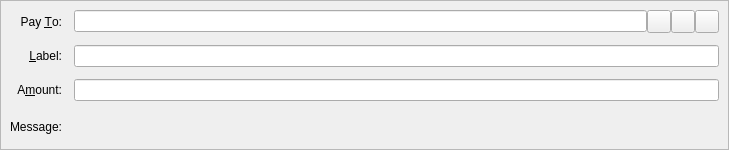
First picture: the form in src/qt/forms/sendcoinsentry.ui, repository MassGrid/MassGrid, before the edit.
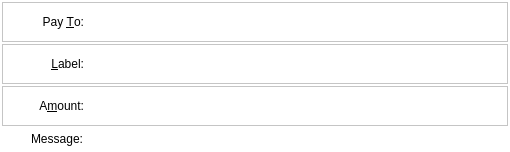
Second picture: the form after the edit. Icons and pictures are not drawn. Custom widgets are drawn as their Qt base class.

The edit to the form file:
```diff
--- a/src/qt/forms/sendcoinsentry.ui
+++ b/src/qt/forms/sendcoinsentry.ui
@@ -6,8 +6,8 @@
    <rect>
     <x>0</x>
     <y>0</y>
-    <width>729</width>
-    <height>150</height>
+    <width>510</width>
+    <height>152</height>
    </rect>
   </property>
   <property name="focusPolicy">
@@ -16,22 +16,102 @@
   <property name="autoFillBackground">
    <bool>false</bool>
   </property>
+  <property name="styleSheet">
+   <string notr="true">QStackedWidget#SendCoinsEntry{
+border:hidden;
+}</string>
+  </property>
+  <property name="currentIndex">
+   <number>0</number>
+  </property>
   <widget class="QFrame" name="SendCoins">
    <property name="toolTip">
     <string>This is a normal payment.</string>
    </property>
+   <property name="styleSheet">
+    <string notr="true">QWidget{
+	background-color: rgb(255, 255, 255);
+}
+QLineEdit{
+min-height:30;
+border:hidden;
+background-color:rgb(255,255,255,0);
+}
+QToolButton{
+border:hidden;
+min-height:28px;
+min-width:28px;
+}
+QFrame#SendCoins{
+border:hidden;
+}</string>
+   </property>
    <property name="frameShape">
     <enum>QFrame::StyledPanel</enum>
    </property>
    <property name="frameShadow">
     <enum>QFrame::Sunken</enum>
    </property>
-   <layout class="QGridLayout" name="gridLayout">
+   <layout class="QVBoxLayout" name="verticalLayout">
     <property name="spacing">
-     <number>12</number>
+     <number>2</number>
     </property>
-    <item row="0" column="0">
+    <property name="leftMargin">
+     <number>2</number>
+    </property>
+    <property name="topMargin">
+     <number>2</number>
+    </property>
+    <property name="rightMargin">
+     <number>2</number>
+    </property>
+    <property name="bottomMargin">
+     <number>2</number>
+    </property>
+    <item>
+     <widget class="QFrame" name="frame_10">
+      <property name="minimumSize">
+       <size>
+        <width>0</width>
+        <height>40</height>
+       </size>
+      </property>
+      <property name="maximumSize">
+       <size>
+        <width>16777215</width>
+        <height>40</height>
+       </size>
+      </property>
+      <property name="styleSheet">
+       <string notr="true">image: url(:/pic/res/pic/background_right___.png);</string>
+      </property>
+      <property name="frameShape">
+       <enum>QFrame::StyledPanel</enum>
+      </property>
+      <property name="frameShadow">
+       <enum>QFrame::Raised</enum>
+      </property>
+      <layout class="QHBoxLayout" name="horizontalLayout">
+       <property name="leftMargin">
+        <number>1</number>
+       </property>
+       <property name="topMargin">
+        <number>1</number>
+       </property>
+       <property name="rightMargin">
+        <number>1</number>
+       </property>
+       <property name="bottomMargin">
+        <number>1</number>
+       </property>
+       <item>
      <widget class="QLabel" name="payToLabel">
+         <property name="minimumSize">
+          <size>
+           <width>80</width>
+           <height>0</height>
+          </size>
+         </property>
       <property name="text">
        <string>Pay &amp;To:</string>
       </property>
@@ -43,11 +123,6 @@
       </property>
      </widget>
     </item>
-    <item row="0" column="1">
-     <layout class="QHBoxLayout" name="payToLayout">
-      <property name="spacing">
-       <number>0</number>
-      </property>
       <item>
        <widget class="QValidatedLineEdit" name="payTo">
         <property name="toolTip">
@@ -60,6 +135,9 @@
         <property name="toolTip">
          <string>Choose previously used address</string>
         </property>
+         <property name="styleSheet">
+          <string notr="true"/>
+         </property>
         <property name="text">
          <string/>
         </property>
@@ -77,6 +155,9 @@
         <property name="toolTip">
          <string>Paste address from clipboard</string>
         </property>
+         <property name="styleSheet">
+          <string notr="true"/>
+         </property>
         <property name="text">
          <string/>
         </property>
@@ -104,9 +185,43 @@
        </widget>
       </item>
      </layout>
+     </widget>
     </item>
-    <item row="1" column="0">
+    <item>
+     <widget class="QFrame" name="frame_2">
+      <property name="minimumSize">
+       <size>
+        <width>0</width>
+        <height>40</height>
+       </size>
+      </property>
+      <property name="frameShape">
+       <enum>QFrame::StyledPanel</enum>
+      </property>
+      <property name="frameShadow">
+       <enum>QFrame::Raised</enum>
+      </property>
+      <layout class="QHBoxLayout" name="horizontalLayout_2">
+       <property name="leftMargin">
+        <number>1</number>
+       </property>
+       <property name="topMargin">
+        <number>1</number>
+       </property>
+       <property name="rightMargin">
+        <number>1</number>
+       </property>
+       <property name="bottomMargin">
+        <number>1</number>
+       </property>
+       <item>
      <widget class="QLabel" name="labellLabel">
+         <property name="minimumSize">
+          <size>
+           <width>80</width>
+           <height>0</height>
+          </size>
+         </property>
       <property name="text">
        <string>&amp;Label:</string>
       </property>
@@ -118,15 +233,51 @@
       </property>
      </widget>
     </item>
-    <item row="1" column="1">
+       <item>
      <widget class="QLineEdit" name="addAsLabel">
       <property name="toolTip">
        <string>Enter a label for this address to add it to the list of used addresses</string>
       </property>
      </widget>
     </item>
-    <item row="2" column="0">
+      </layout>
+     </widget>
+    </item>
+    <item>
+     <widget class="QFrame" name="frame_3">
+      <property name="minimumSize">
+       <size>
+        <width>0</width>
+        <height>40</height>
+       </size>
+      </property>
+      <property name="frameShape">
+       <enum>QFrame::StyledPanel</enum>
+      </property>
+      <property name="frameShadow">
+       <enum>QFrame::Raised</enum>
+      </property>
+      <layout class="QHBoxLayout" name="horizontalLayout_3">
+       <property name="leftMargin">
+        <number>1</number>
+       </property>
+       <property name="topMargin">
+        <number>1</number>
+       </property>
+       <property name="rightMargin">
+        <number>1</number>
+       </property>
+       <property name="bottomMargin">
+        <number>1</number>
+       </property>
+       <item>
      <widget class="QLabel" name="amountLabel">
+         <property name="minimumSize">
+          <size>
+           <width>80</width>
+           <height>0</height>
+          </size>
+         </property>
       <property name="text">
        <string>A&amp;mount:</string>
       </property>
@@ -138,11 +289,50 @@
       </property>
      </widget>
     </item>
-    <item row="2" column="1">
+       <item>
      <widget class="MassGridAmountField" name="payAmount"/>
     </item>
-    <item row="3" column="0">
+      </layout>
+     </widget>
+    </item>
+    <item>
+     <widget class="QFrame" name="frame_4">
+      <property name="styleSheet">
+       <string notr="true">border:hidden;</string>
+      </property>
+      <property name="frameShape">
+       <enum>QFrame::StyledPanel</enum>
+      </property>
+      <property name="frameShadow">
+       <enum>QFrame::Raised</enum>
+      </property>
+      <layout class="QHBoxLayout" name="horizontalLayout_4">
+       <property name="leftMargin">
+        <number>1</number>
+       </property>
+       <property name="topMargin">
+        <number>1</number>
+       </property>
+       <property name="rightMargin">
+        <number>1</number>
+       </property>
+       <property name="bottomMargin">
+        <number>1</number>
+       </property>
+       <item>
      <widget class="QLabel" name="messageLabel">
+         <property name="sizePolicy">
+          <sizepolicy hsizetype="Fixed" vsizetype="Preferred">
+           <horstretch>0</horstretch>
+           <verstretch>0</verstretch>
+          </sizepolicy>
+         </property>
+         <property name="minimumSize">
+          <size>
+           <width>80</width>
+           <height>0</height>
+          </size>
+         </property>
       <property name="text">
        <string>Message:</string>
       </property>
@@ -151,14 +341,20 @@
       </property>
      </widget>
     </item>
-    <item row="3" column="1">
+       <item>
      <widget class="QLabel" name="messageTextLabel">
       <property name="toolTip">
        <string>A message that was attached to the massgrid: URI which will be stored with the transaction for your reference. Note: This message will not be sent over the MassGrid network.</string>
       </property>
+         <property name="text">
+          <string/>
+         </property>
       <property name="textFormat">
        <enum>Qt::PlainText</enum>
       </property>
+        </widget>
+       </item>
+      </layout>
      </widget>
     </item>
    </layout>
```
Left out of the diff: 1 changed line with no effect on the pictures. Lines whose indentation alone changed are shown as unchanged.
